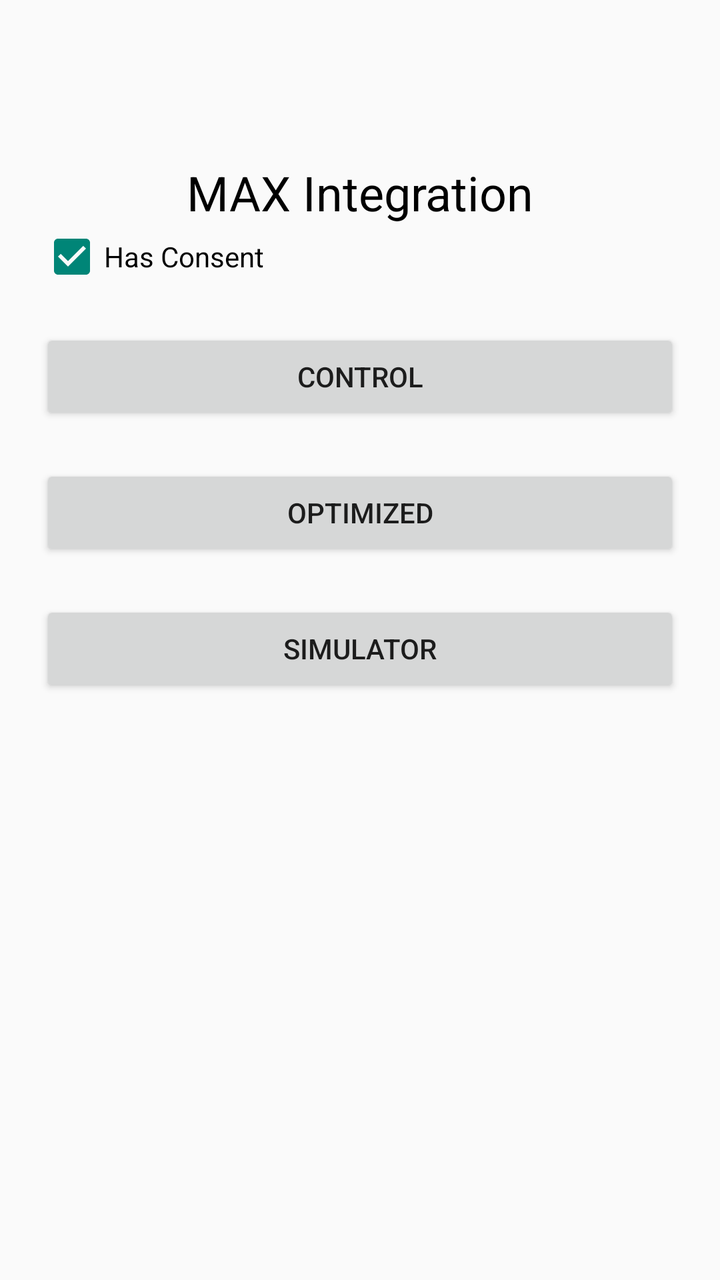
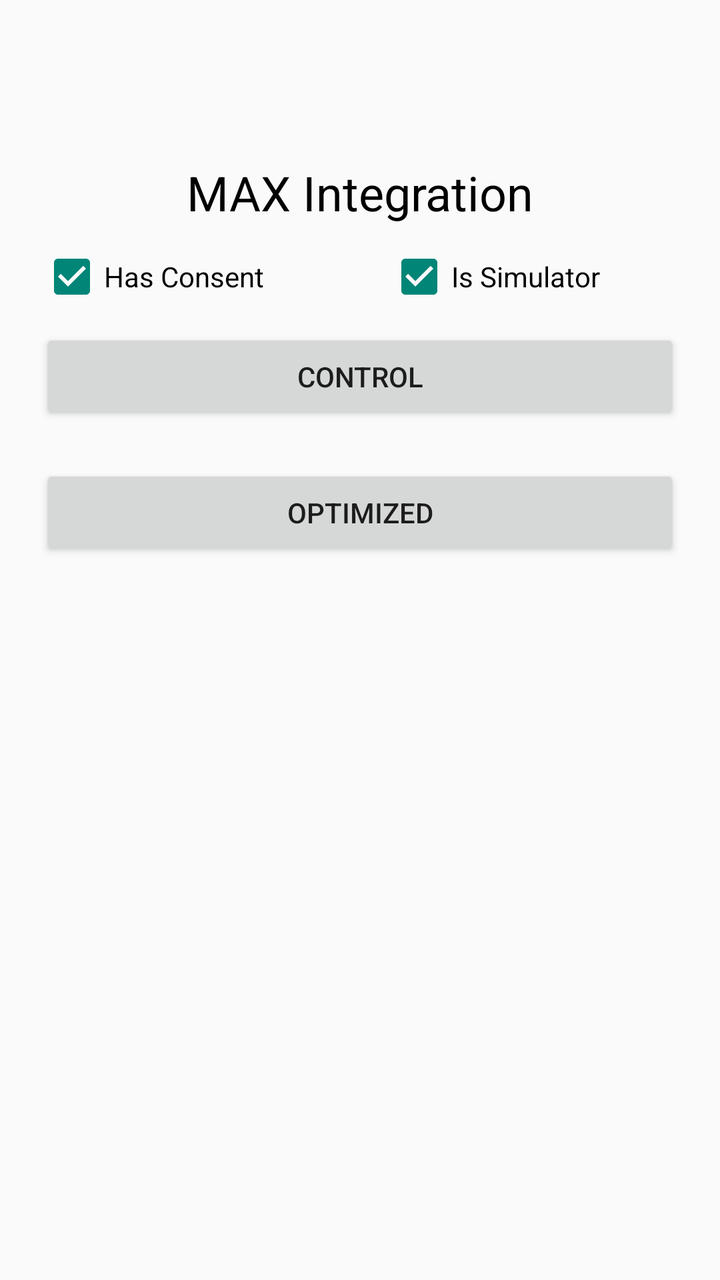

Before-and-after screenshots of an Android layout around one commit, followed by the original layout XML and the change that was made.
<!-- AndroidManifest.xml: application theme AppTheme -->
<!-- res/layout/activity_main.xml -->
<?xml version="1.0" encoding="utf-8"?>
<androidx.constraintlayout.widget.ConstraintLayout xmlns:android="http://schemas.android.com/apk/res/android"
    xmlns:app="http://schemas.android.com/apk/res-auto"
    xmlns:tools="http://schemas.android.com/tools"
    android:layout_width="match_parent"
    android:layout_height="match_parent">

    <FrameLayout
        android:id="@+id/frameLayout"
        android:layout_width="match_parent"
        android:layout_height="match_parent"
        android:layout_marginStart="20dp"
        android:layout_marginTop="20dp"
        android:layout_marginEnd="20dp"
        android:layout_marginBottom="20dp"
        android:orientation="vertical"
        app:layout_constraintBottom_toBottomOf="parent"
        app:layout_constraintEnd_toEndOf="parent"
        app:layout_constraintStart_toStartOf="parent"
        app:layout_constraintTop_toTopOf="parent">

        <TableLayout
            android:layout_width="match_parent"
            android:layout_height="wrap_content"
            android:translationY="60dp">

            <TableRow
                android:layout_width="match_parent"
                android:layout_height="match_parent">

                <TextView
                    android:id="@+id/title"
                    android:layout_width="match_parent"
                    android:layout_height="wrap_content"
                    android:layout_weight="1"
                    android:gravity="center"
                    android:text="MAX Integration"
                    android:textColor="#000000"
                    android:textSize="24sp" />
            </TableRow>
            <TableRow
                android:layout_width="match_parent"
                android:layout_height="match_parent"
                android:layout_marginBottom="20dp">
                <CheckBox
                    android:id="@+id/hasConsent"
                    android:layout_width="wrap_content"
                    android:layout_height="wrap_content"
                    android:checked="true"
                    android:text="Has Consent" />
            </TableRow>

            <LinearLayout
                android:id="@+id/groupView"
                android:layout_width="match_parent"
                android:layout_height="match_parent"
                android:orientation="vertical">

                <Button
                    android:id="@+id/control"
                    android:layout_weight="1"
                    android:layout_width="match_parent"
                    android:layout_height="wrap_content"
                    android:layout_marginBottom="20dp"
                    android:text="Control" />

                <Button
                    android:id="@+id/optimized"
                    android:layout_weight="1"
                    android:layout_width="match_parent"
                    android:layout_height="wrap_content"
                    android:layout_marginBottom="20dp"
                    android:text="Optimized" />

                <Button
                    android:id="@+id/simulator"
                    android:layout_weight="1"
                    android:layout_width="match_parent"
                    android:layout_height="wrap_content"
                    android:text="Simulator" />
            </LinearLayout>

            <TableRow
                android:layout_width="match_parent"
                android:layout_height="match_parent">

                <com.nefta.max.InterstitialSim
                    android:id="@+id/interstitialSim"
                    android:layout_width="match_parent"
                    android:layout_height="wrap_content"
                    android:layout_marginBottom="20dp"
                    android:visibility="gone">

                    <TableRow>

                        <Switch
                            android:id="@+id/interstitialSim_load"
                            android:layout_span="2"
                            android:text="Load Interstitial" />

                        <Button
                            android:id="@+id/interstitialSim_show"
                            android:layout_margin="5dp"
                            android:layout_span="2"
                            android:background="@drawable/button"
                            android:foregroundGravity="center"
                            android:minHeight="30dp"
                            android:text="Show"
                            android:textColor="#FFFFFF" />
                    </TableRow>

                    <TableRow>

                        <TextView
                            android:id="@+id/interstitialSim_statusA"
                            android:layout_span="4"
                            android:singleLine="false"
                            android:text="A"
                            android:textAlignment="center"
                            android:textColor="#000000" />
                    </TableRow>

                    <TableRow>

                        <Button
                            android:id="@+id/interstitialSim_fill2A"
                            android:layout_margin="5dp"
                            android:background="@drawable/button"
                            android:foregroundGravity="center"
                            android:minHeight="30dp"
                            android:text="Fill 2"
                            android:textColor="#FFFFFF" />

                        <Button
                            android:id="@+id/interstitialSim_fill1A"
                            android:layout_margin="5dp"
                            android:background="@drawable/button"
                            android:foregroundGravity="center"
                            android:minHeight="30dp"
                            android:text="Fill 1"
                            android:textColor="#FFFFFF" />

                        <Button
                            android:id="@+id/interstitialSim_noFillA"
                            android:layout_margin="5dp"
                            android:background="@drawable/button"
                            android:foregroundGravity="center"
                            android:minHeight="30dp"
                            android:text="No Fill"
                            android:textColor="#FFFFFF" />

                        <Button
                            android:id="@+id/interstitialSim_OtherA"
                            android:layout_margin="5dp"
                            android:background="@drawable/button"
                            android:foregroundGravity="center"
                            android:minHeight="30dp"
                            android:text="Other"
                            android:textColor="#FFFFFF" />
                    </TableRow>

                    <TableRow>

                        <TextView
                            android:id="@+id/interstitialSim_statusB"
                            android:layout_span="4"
                            android:singleLine="false"
                            android:text="B"
                            android:textAlignment="center"
                            android:textColor="#000000" />
                    </TableRow>

                    <TableRow>

                        <Button
                            android:id="@+id/interstitialSim_fill2B"
                            android:layout_margin="5dp"
                            android:background="@drawable/button"
                            android:foregroundGravity="center"
                            android:minHeight="30dp"
                            android:text="Fill 2"
                            android:textColor="#FFFFFF" />

                        <Button
                            android:id="@+id/interstitialSim_fill1B"
                            android:layout_margin="5dp"
                            android:background="@drawable/button"
                            android:foregroundGravity="center"
                            android:minHeight="30dp"
                            android:text="Fill 1"
                            android:textColor="#FFFFFF" />

                        <Button
                            android:id="@+id/interstitialSim_noFillB"
                            android:layout_margin="5dp"
                            android:background="@drawable/button"
                            android:foregroundGravity="center"
                            android:minHeight="30dp"
                            android:text="No Fill"
                            android:textColor="#FFFFFF" />

                        <Button
                            android:id="@+id/interstitialSim_OtherB"
                            android:layout_margin="5dp"
                            android:background="@drawable/button"
                            android:foregroundGravity="center"
                            android:minHeight="30dp"
                            android:text="Other"
                            android:textColor="#FFFFFF" />
                    </TableRow>

                    <TableRow>

                        <TextView
                            android:id="@+id/interstitialSim_status"
                            android:layout_height="wrap_content"
                            android:layout_span="4"
                            android:singleLine="false"
                            android:text="Status"
                            android:textColor="#000000" />
                    </TableRow>
                </com.nefta.max.InterstitialSim>
            </TableRow>

            <TableRow
                android:layout_width="match_parent"
                android:layout_height="match_parent">

                <com.nefta.max.RewardedSim
                    android:id="@+id/rewardedSim"
                    android:layout_width="match_parent"
                    android:layout_height="wrap_content"
                    android:visibility="gone">

                    <TableRow>

                        <Switch
                            android:id="@+id/rewardedSim_load"
                            android:layout_span="2"
                            android:text="Load Rewarded" />

                        <Button
                            android:id="@+id/rewardedSim_show"
                            android:layout_margin="5dp"
                            android:layout_span="2"
                            android:background="@drawable/button"
                            android:foregroundGravity="center"
                            android:minHeight="30dp"
                            android:text="Show"
                            android:textColor="#FFFFFF" />
                    </TableRow>

                    <TableRow>

                        <TextView
                            android:id="@+id/rewardedSim_statusA"
                            android:layout_span="4"
                            android:singleLine="false"
                            android:text="A"
                            android:textAlignment="center"
                            android:textColor="#000000" />
                    </TableRow>

                    <TableRow>

                        <Button
                            android:id="@+id/rewardedSim_fill2A"
                            android:layout_margin="5dp"
                            android:background="@drawable/button"
                            android:foregroundGravity="center"
                            android:minHeight="30dp"
                            android:text="Fill 2"
                            android:textColor="#FFFFFF" />

                        <Button
                            android:id="@+id/rewardedSim_fill1A"
                            android:layout_margin="5dp"
                            android:background="@drawable/button"
                            android:foregroundGravity="center"
                            android:minHeight="30dp"
                            android:text="Fill 1"
                            android:textColor="#FFFFFF" />

                        <Button
                            android:id="@+id/rewardedSim_noFillA"
                            android:layout_margin="5dp"
                            android:background="@drawable/button"
                            android:foregroundGravity="center"
                            android:minHeight="30dp"
                            android:text="No Fill"
                            android:textColor="#FFFFFF" />

                        <Button
                            android:id="@+id/rewardedSim_OtherA"
                            android:layout_margin="5dp"
                            android:background="@drawable/button"
                            android:foregroundGravity="center"
                            android:minHeight="30dp"
                            android:text="Other"
                            android:textColor="#FFFFFF" />
                    </TableRow>

                    <TableRow>

                        <TextView
                            android:id="@+id/rewardedSim_statusB"
                            android:layout_span="4"
                            android:singleLine="false"
                            android:text="B"
                            android:textAlignment="center"
                            android:textColor="#000000" />
                    </TableRow>

                    <TableRow>

                        <Button
                            android:id="@+id/rewardedSim_fill2B"
                            android:layout_margin="5dp"
                            android:background="@drawable/button"
                            android:foregroundGravity="center"
                            android:minHeight="30dp"
                            android:text="Fill 2"
                            android:textColor="#FFFFFF" />

                        <Button
                            android:id="@+id/rewardedSim_fill1B"
                            android:layout_margin="5dp"
                            android:background="@drawable/button"
                            android:foregroundGravity="center"
                            android:minHeight="30dp"
                            android:text="Fill 1"
                            android:textColor="#FFFFFF" />

                        <Button
                            android:id="@+id/rewardedSim_noFillB"
                            android:layout_margin="5dp"
                            android:background="@drawable/button"
                            android:foregroundGravity="center"
                            android:minHeight="30dp"
                            android:text="No Fill"
                            android:textColor="#FFFFFF" />

                        <Button
                            android:id="@+id/rewardedSim_OtherB"
                            android:layout_margin="5dp"
                            android:background="@drawable/button"
                            android:foregroundGravity="center"
                            android:minHeight="30dp"
                            android:text="Other"
                            android:textColor="#FFFFFF" />
                    </TableRow>

                    <TableRow>

                        <TextView
                            android:id="@+id/rewardedSim_status"
                            android:layout_height="wrap_content"
                            android:layout_span="4"
                            android:singleLine="false"
                            android:text="Status"
                            android:textColor="#000000" />
                    </TableRow>
                </com.nefta.max.RewardedSim>
            </TableRow>

            <TableRow>

                <com.nefta.max.InterstitialUi
                    android:id="@+id/interstitial"
                    android:layout_width="match_parent"
                    android:layout_height="wrap_content"
                    android:visibility="gone">

                    <TableRow android:layout_width="match_parent">

                        <Switch
                            android:id="@+id/interstitial_load"
                            android:text="Load Interstitial" />

                        <Button
                            android:id="@+id/interstitial_show"
                            android:layout_margin="5dp"
                            android:background="@drawable/button"
                            android:foregroundGravity="center"
                            android:text="Show Interstitial"
                            android:textColor="#FFFFFF" />
                    </TableRow>

                    <TableRow>

                        <TextView
                            android:id="@+id/interstitial_status"
                            android:layout_width="match_parent"
                            android:layout_height="wrap_content"
                            android:layout_span="2"
                            android:singleLine="false"
                            android:text="Status"
                            android:textColor="#000000" />
                    </TableRow>
                </com.nefta.max.InterstitialUi>
            </TableRow>


            <TableRow>

                <com.nefta.max.RewardedUi
                    android:id="@+id/rewarded"
                    android:layout_width="match_parent"
                    android:layout_height="wrap_content"
                    android:visibility="gone">

                    <TableRow android:layout_width="match_parent">

                        <Switch
                            android:id="@+id/rewarded_load"
                            android:text="Load Rewarded" />

                        <Button
                            android:id="@+id/rewarded_show"
                            android:layout_margin="5dp"
                            android:background="@drawable/button"
                            android:foregroundGravity="center"
                            android:text="Show Rewarded"
                            android:textColor="#FFFFFF" />

                    </TableRow>

                    <TableRow>

                        <TextView
                            android:id="@+id/rewarded_status"
                            android:layout_width="match_parent"
                            android:layout_height="wrap_content"
                            android:layout_span="2"
                            android:singleLine="false"
                            android:text="Status"
                            android:textColor="#000000" />
                    </TableRow>
                </com.nefta.max.RewardedUi>
            </TableRow>
        </TableLayout>

    </FrameLayout>
</androidx.constraintlayout.widget.ConstraintLayout>
<!-- resources referenced by this layout -->
<resources>
  <!-- drawable button (drawable) -->
  <?xml version="1.0" encoding="utf-8"?>
  <selector xmlns:android="http://schemas.android.com/apk/res/android">
      <item android:state_enabled="false" android:drawable="@color/button_disabled" />
      <item android:state_enabled="true" android:drawable="@color/button_enabled" />
  </selector>
  <style name="AppTheme" parent="Theme.AppCompat.Light.DarkActionBar">
          
      </style>
  <color name="button_disabled">#FFD3D3D3</color>
  <color name="button_enabled">#7d3ba2</color>
</resources>

<!-- the commit's change to res/layout/activity_main.xml (unified diff, before → after) -->
@@ -1,7 +1,6 @@
 <?xml version="1.0" encoding="utf-8"?>
 <androidx.constraintlayout.widget.ConstraintLayout xmlns:android="http://schemas.android.com/apk/res/android"
     xmlns:app="http://schemas.android.com/apk/res-auto"
-    xmlns:tools="http://schemas.android.com/tools"
     android:layout_width="match_parent"
     android:layout_height="match_parent">
 
@@ -41,13 +40,20 @@
             <TableRow
                 android:layout_width="match_parent"
                 android:layout_height="match_parent"
-                android:layout_marginBottom="20dp">
+                android:layout_marginTop="10dp"
+                android:layout_marginBottom="10dp">
                 <CheckBox
                     android:id="@+id/hasConsent"
                     android:layout_width="wrap_content"
                     android:layout_height="wrap_content"
                     android:checked="true"
                     android:text="Has Consent" />
+                <CheckBox
+                    android:id="@+id/isSimulator"
+                    android:layout_width="wrap_content"
+                    android:layout_height="wrap_content"
+                    android:checked="true"
+                    android:text="Is Simulator" />
             </TableRow>
 
             <LinearLayout
@@ -71,13 +77,6 @@
                     android:layout_height="wrap_content"
                     android:layout_marginBottom="20dp"
                     android:text="Optimized" />
-
-                <Button
-                    android:id="@+id/simulator"
-                    android:layout_weight="1"
-                    android:layout_width="match_parent"
-                    android:layout_height="wrap_content"
-                    android:text="Simulator" />
             </LinearLayout>
 
             <TableRow
